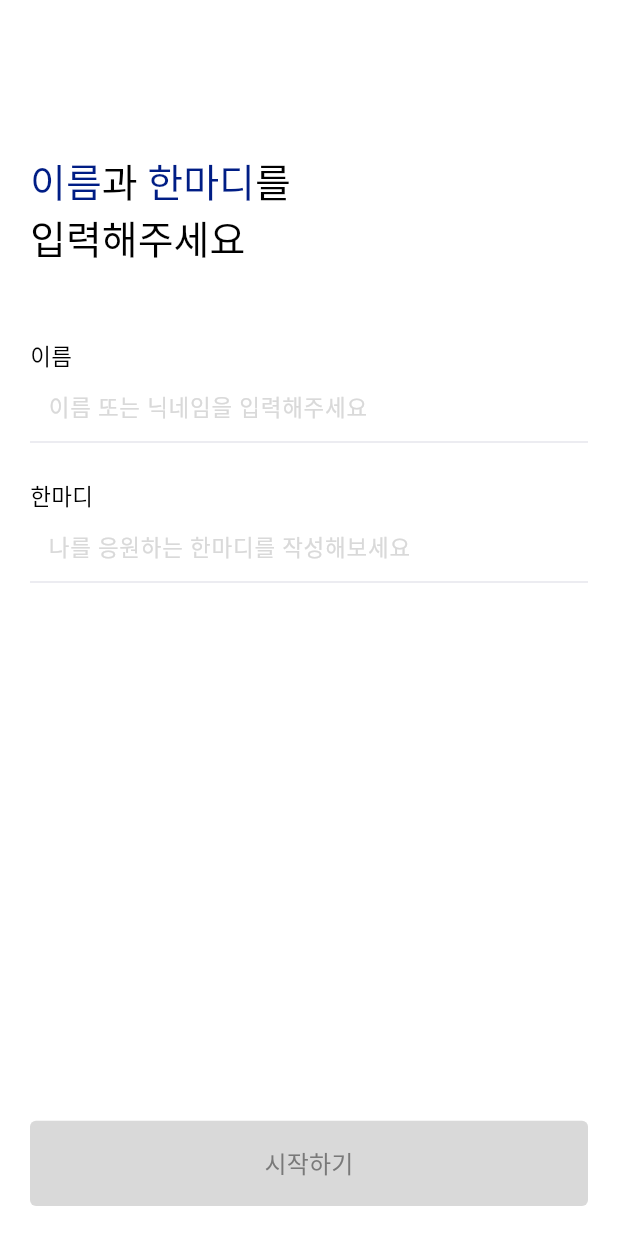
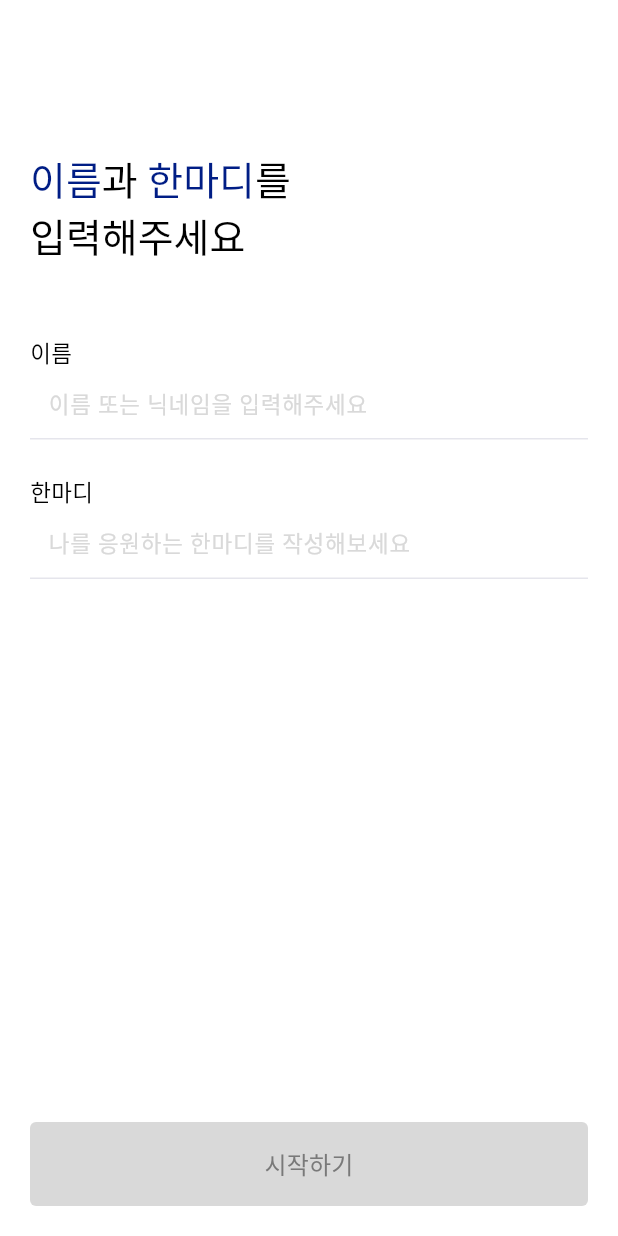
Before and after one commit to eqqmayo/moi-interview, a Flutter app: the screen it shows after launch, on a phone screen of 412 x 824 dp. Run offline on Flutter 3.47's test engine with Material 3 defaults, Android fonts, the phone set to English and light mode, and no system bars; our stand-ins replace flutter_tts, get_it, go_router, hive, hive_flutter, image_picker; accounts and stored records are empty; generated files the repository leaves out were written again; Roboto replaces fonts that are missing (Pretendard).

Commit message:
chore: 폴더 구조 변경

```diff
--- a/lib/app.dart
+++ b/lib/app.dart
@@ -1,15 +1,12 @@
 import 'package:flutter/material.dart';
-import 'package:moi_interview/router.dart';
+import 'package:moi_interview/config/router.dart';
 import 'package:moi_interview/utils/color_styles.dart';
-import 'package:moi_interview/utils/size_config.dart';
 
 class App extends StatelessWidget {
   const App({super.key});
 
   @override
   Widget build(BuildContext context) {
-    SizeConfig().init(context);
-
     return MaterialApp.router(
       debugShowCheckedModeBanner: false,
       routerConfig: router,
--- /dev/null
+++ b/lib/config/di.dart
@@ -0,0 +1,5 @@
+import 'package:get_it/get_it.dart';
+
+final getIt = GetIt.instance;
+
+void diSetup() {}
--- a/lib/presentation/components/default_button.dart
+++ b/lib/presentation/components/default_button.dart
@@ -1,6 +1,5 @@
 import 'package:flutter/material.dart';
 import 'package:moi_interview/utils/color_styles.dart';
-import 'package:moi_interview/utils/size_config.dart';
 
 class DefaultButton extends StatelessWidget {
   final VoidCallback? onPressed;
@@ -18,7 +17,7 @@ class DefaultButton extends StatelessWidget {
       padding: const EdgeInsets.all(20.0),
       child: SizedBox(
         width: double.infinity,
-        height: getHeight(56),
+        height: 56,
         child: TextButton(
           onPressed: onPressed,
           style: TextButton.styleFrom(
--- a/lib/presentation/components/default_dialog.dart
+++ b/lib/presentation/components/default_dialog.dart
@@ -1,6 +1,5 @@
 import 'package:flutter/material.dart';
 import 'package:moi_interview/utils/color_styles.dart';
-import 'package:moi_interview/utils/size_config.dart';
 import 'package:moi_interview/utils/text_styles.dart';
 
 class DefaultDialog extends StatefulWidget {
@@ -52,7 +51,7 @@ class _DefaultDialogState extends State<DefaultDialog> {
         borderRadius: BorderRadius.circular(20.0),
       ),
       child: SizedBox(
-        width: getWidth(200),
+        width: 200,
         child: Padding(
           padding: const EdgeInsets.fromLTRB(28.0, 28.0, 28.0, 12.0),
           child: Column(
@@ -63,7 +62,7 @@ class _DefaultDialogState extends State<DefaultDialog> {
                 widget.title,
                 style: TextStyles.subHeading,
               ),
-              SizedBox(height: getHeight(8.0)),
+              SizedBox(height: 8),
               TextField(
                 cursorColor: ColorStyles.black,
                 cursorWidth: 1.0,
--- a/lib/presentation/screens/detail_screen.dart
+++ b/lib/presentation/screens/detail/detail_screen.dart
@@ -1,8 +1,8 @@
 import 'package:flutter/material.dart';
 import 'package:go_router/go_router.dart';
 import 'package:hive_flutter/hive_flutter.dart';
-import 'package:moi_interview/model/interview.dart';
-import 'package:moi_interview/model/question.dart';
+import 'package:moi_interview/domain/model/interview.dart';
+import 'package:moi_interview/domain/model/question.dart';
 import 'package:moi_interview/presentation/components/default_button.dart';
 import 'package:moi_interview/presentation/components/question_modal.dart';
 import 'package:moi_interview/utils/color_styles.dart';
--- a/lib/presentation/screens/home_screen.dart
+++ b/lib/presentation/screens/home/home_screen.dart
@@ -3,7 +3,7 @@ import 'dart:math';
 import 'package:flutter/material.dart';
 import 'package:go_router/go_router.dart';
 import 'package:hive_flutter/hive_flutter.dart';
-import 'package:moi_interview/model/interview.dart';
+import 'package:moi_interview/domain/model/interview.dart';
 import 'package:moi_interview/presentation/components/default_button.dart';
 import 'package:moi_interview/presentation/components/default_dialog.dart';
 import 'package:moi_interview/utils/color_styles.dart';
--- a/lib/presentation/screens/sign_up_screen.dart
+++ b/lib/presentation/screens/sign_up/sign_up_screen.dart
@@ -4,7 +4,6 @@ import 'package:hive/hive.dart';
 import 'package:moi_interview/presentation/components/default_button.dart';
 import 'package:moi_interview/presentation/components/default_text_field.dart';
 import 'package:moi_interview/utils/color_styles.dart';
-import 'package:moi_interview/utils/size_config.dart';
 import 'package:moi_interview/utils/text_styles.dart';
 
 class SignUpScreen extends StatefulWidget {
@@ -63,7 +62,7 @@ class _SignUpScreenState extends State<SignUpScreen> {
                     child: Column(
                       crossAxisAlignment: CrossAxisAlignment.start,
                       children: [
-                        SizedBox(height: getHeight(100)),
+                        SizedBox(height: 100),
                         RichText(
                           text: TextSpan(
                             children: [
@@ -80,13 +79,13 @@ class _SignUpScreenState extends State<SignUpScreen> {
                             ],
                           ),
                         ),
-                        SizedBox(height: getHeight(48)),
+                        SizedBox(height: 48),
                         DefaultTextField(
                           title: '이름',
                           placeholder: ' 이름 또는 닉네임을 입력해주세요',
                           controller: _nameTextController,
                         ),
-                        SizedBox(height: getHeight(24)),
+                        SizedBox(height: 24),
                         DefaultTextField(
                           title: '한마디',
                           placeholder: ' 나를 응원하는 한마디를 작성해보세요',
--- a/lib/presentation/screens/splash_screen.dart
+++ b/lib/presentation/screens/splash/splash_screen.dart
@@ -1,6 +1,6 @@
 import 'package:flutter/material.dart';
 import 'package:hive_flutter/hive_flutter.dart';
-import 'package:moi_interview/router.dart';
+import 'package:moi_interview/config/router.dart';
 import 'package:moi_interview/utils/color_styles.dart';
 
 class SplashScreen extends StatefulWidget {
--- a/lib/utils/size_config.dart
+++ /dev/null
@@ -1,38 +0,0 @@
-import 'package:flutter/material.dart';
-
-class SizeConfig {
-  static late MediaQueryData _mediaQueryData;
-  static late double width;
-  static late double height;
-  static late Orientation orientation;
-  static const double designWidth = 375.0;
-  static const double designHeight = 812.0;
-
-  void init(BuildContext context) {
-    _mediaQueryData = MediaQuery.of(context);
-    width = MediaQuery.sizeOf(context).width;
-    height = MediaQuery.sizeOf(context).height;
-    orientation = _mediaQueryData.orientation;
-  }
-}
-
-double getHeight(double inputHeight) {
-  double screenHeightPortrait =
-      (inputHeight / SizeConfig.designHeight) * SizeConfig.height;
-  double screenHeightLandscape =
-      (inputHeight / SizeConfig.designWidth) * SizeConfig.width;
-
-  return SizeConfig.orientation == Orientation.portrait
-      ? screenHeightPortrait
-      : screenHeightLandscape;
-}
-
-double getWidth(double inputWidth) {
-  double screenWidthPortrait =
-      (inputWidth / SizeConfig.designWidth) * SizeConfig.width;
-  double screenWidthLandscape =
-      (inputWidth / SizeConfig.designWidth) * SizeConfig.height;
-  return SizeConfig.orientation == Orientation.portrait
-      ? screenWidthPortrait
-      : screenWidthLandscape;
-}
--- a/pubspec.yaml
+++ b/pubspec.yaml
@@ -12,6 +12,7 @@ dependencies:
   flutter:
     sdk: flutter
   flutter_tts: ^4.0.2
+  get_it: ^8.0.0
   go_router: ^14.2.7
   hive: ^2.2.3
   hive_flutter: ^1.1.0
```
Also changed, not shown: lib/config/hive.dart (added, +14 -0 lines), lib/config/router.dart (renamed from lib/router.dart, +8 -8 lines), lib/main.dart (+4 -12 lines), lib/presentation/screens/interview/interview_screen.dart (renamed from lib/presentation/screens/interview_screen.dart, +9 -4 lines), lib/presentation/screens/setting/setting_screen.dart (renamed from lib/presentation/screens/setting_screen.dart, +4 -5 lines), lib/domain/model/interview.dart (renamed from lib/model/interview.dart), lib/domain/model/question.dart (renamed from lib/model/question.dart).
